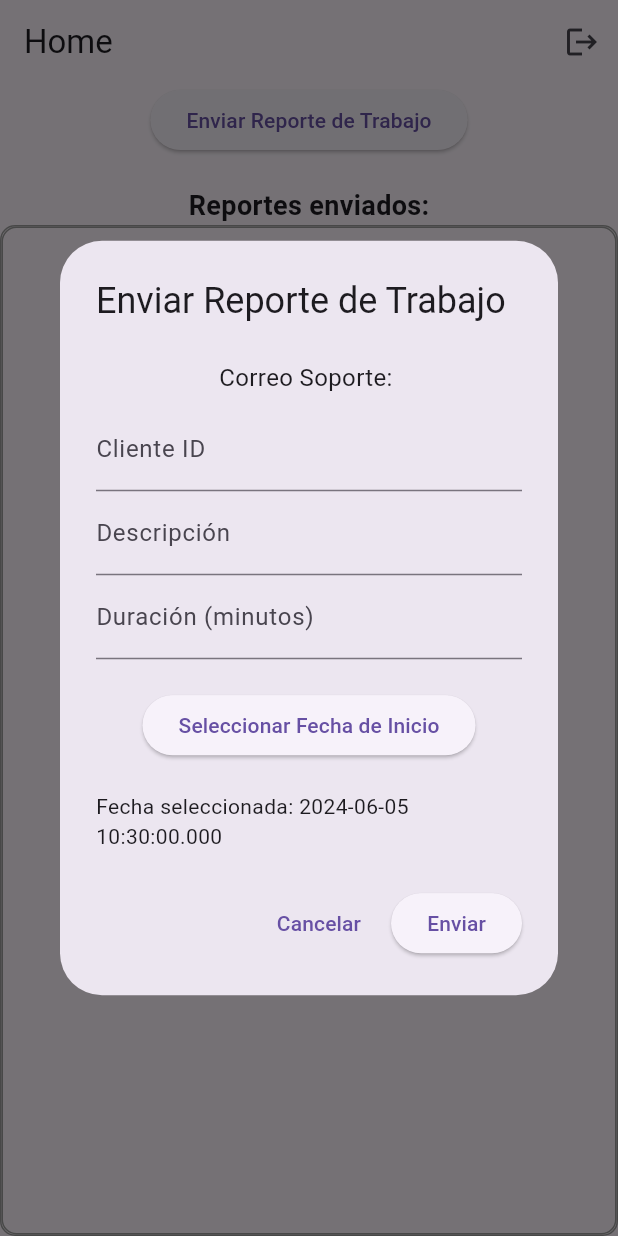
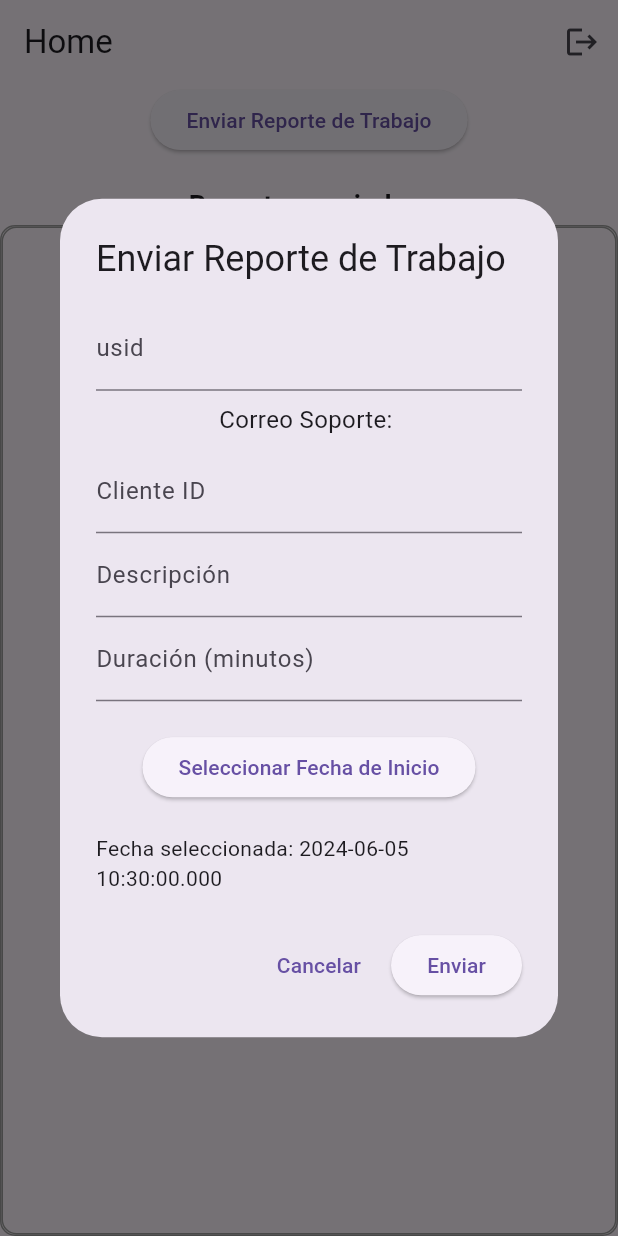
Before and after one commit to ChristianMA19/controlarPersonal_remoto, a Flutter app: the HomePageSup screen opened directly with empty values, after a tap on "Enviar Reporte de Trabajo", on a phone screen of 412 x 824 dp. Run offline on Flutter 3.47's test engine with Material 3 defaults, Android fonts, the phone set to English and light mode, and no system bars; our stand-ins replace connectivity_plus, flutter_rating_bar, get, loggy, sqflite; accounts and stored records are empty; network calls fail.

Commit message:
Update home_sup.dart

```diff
--- a/lib/ui/pages/content/home_sup.dart
+++ b/lib/ui/pages/content/home_sup.dart
@@ -166,6 +166,9 @@ class _HomePageSupState extends State<HomePageSup> {
               Text('Client: ${report.clienteID}',
                   style: const TextStyle(fontSize: 18)),
               const SizedBox(height: 10),
+              Text('Support: ${report.usid}',
+                  style: const TextStyle(fontSize: 18)),
+              const SizedBox(height: 10),
               Text('Start Time: ${report.horaInicio}',
                   style: const TextStyle(fontSize: 18)),
               const SizedBox(height: 10),
@@ -231,6 +234,17 @@ class _ReportDialogState extends State<ReportDialog> {
         child: SingleChildScrollView(
           child: Column(
             children: [
+              TextFormField(
+                controller: _usidController,
+                decoration: InputDecoration(labelText: 'usid'),
+                keyboardType: TextInputType.number,
+                validator: (value) {
+                  if (value == null || value.isEmpty) {
+                    return 'Por favor ingrese el US ID';
+                  }
+                  return null;
+                },
+              ),
               Padding(
                 padding: const EdgeInsets.symmetric(vertical: 8.0),
                 child: Text(
```
